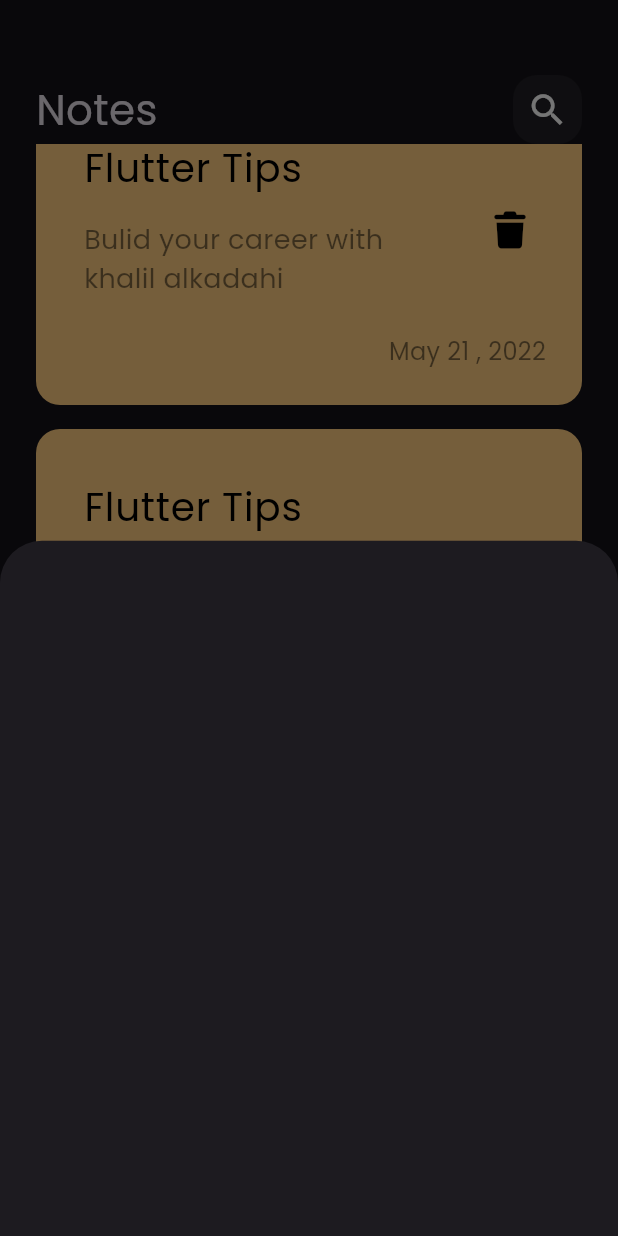
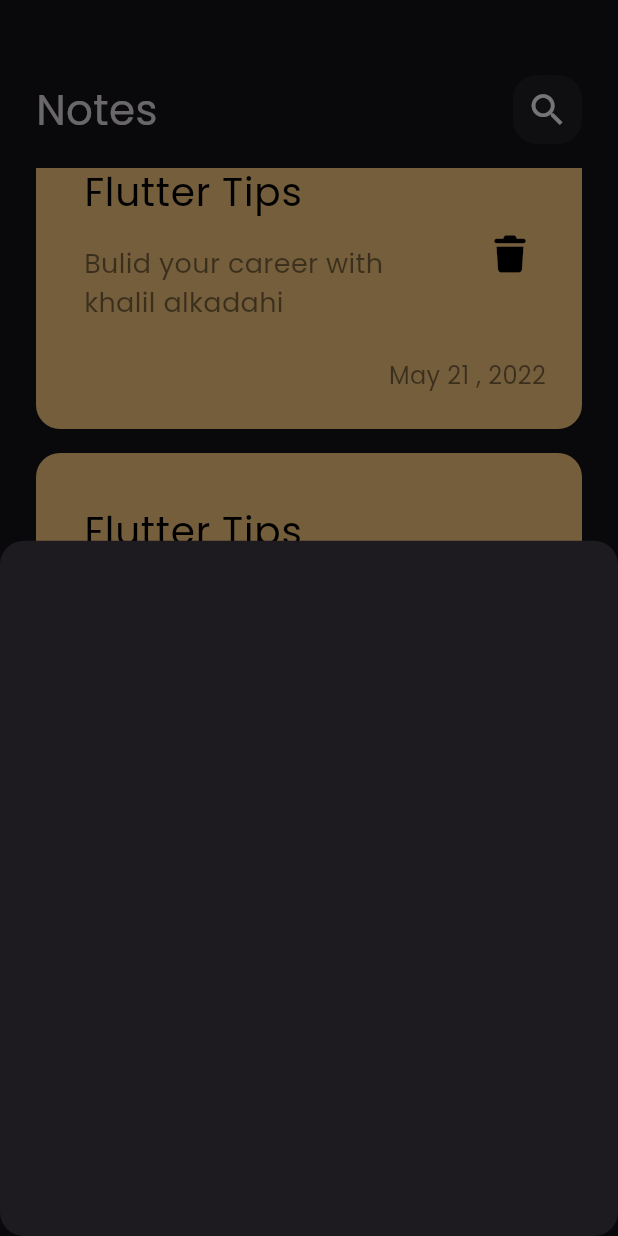
Before and after one commit to khalil-Alkadahi/notes_app, a Flutter app: the screen it shows after launch, scrolled down 2304 dp, after a tap on the "add" icon, on a phone screen of 412 x 824 dp. Run offline on Flutter 3.47's test engine with Material 3 defaults, Android fonts, the phone set to English and light mode, and no system bars; our stand-ins replace font_awesome_flutter.

Commit message:
add border raidus to buttom sheet and fix the padding of notes list view

```diff
--- a/lib/views/notes_view.dart
+++ b/lib/views/notes_view.dart
@@ -12,7 +12,7 @@ class NotesView extends StatelessWidget {
         onPressed: () {
           showModalBottomSheet(context: context, builder: (context) {
             return const AddNoteBottomSheet();
-          },);
+          },shape: RoundedRectangleBorder(borderRadius: BorderRadius.circular(16)));
         },
         child: Icon(Icons.add, color: Colors.black),
         backgroundColor: Colors.greenAccent,
--- a/lib/views/widgets/notes_list_view.dart
+++ b/lib/views/widgets/notes_list_view.dart
@@ -7,11 +7,16 @@ class NotesListView extends StatelessWidget {
 
   @override
   Widget build(BuildContext context) {
-    return ListView.builder(itemBuilder: (context, index) {
-      return  const Padding(
-        padding:  EdgeInsets.symmetric(vertical: 8),
-        child: NoteItem(),
-      );
-    },);
+    return Padding(
+      padding: const EdgeInsets.symmetric(vertical: 16),
+      child: ListView.builder(
+        padding:  EdgeInsets.zero,
+        itemBuilder: (context, index) {
+        return  const Padding(
+          padding:  EdgeInsets.symmetric(vertical: 8),
+          child: NoteItem(),
+        );
+      },),
+    );
   }
 }
```
